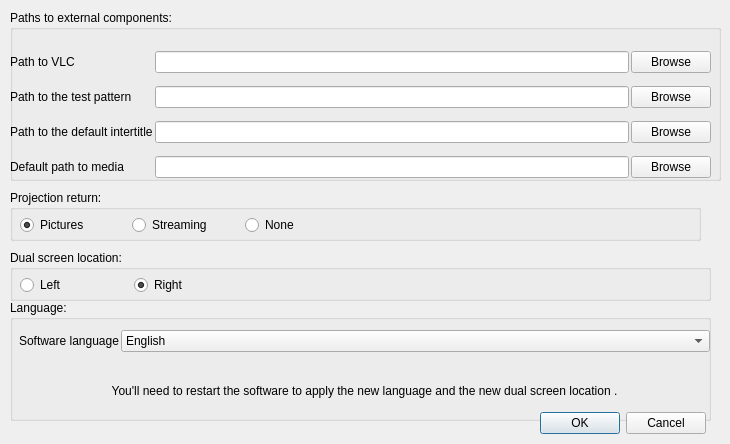
Qt form src/settingswindow.ui (cinemaouvert/OPP) before a commit.
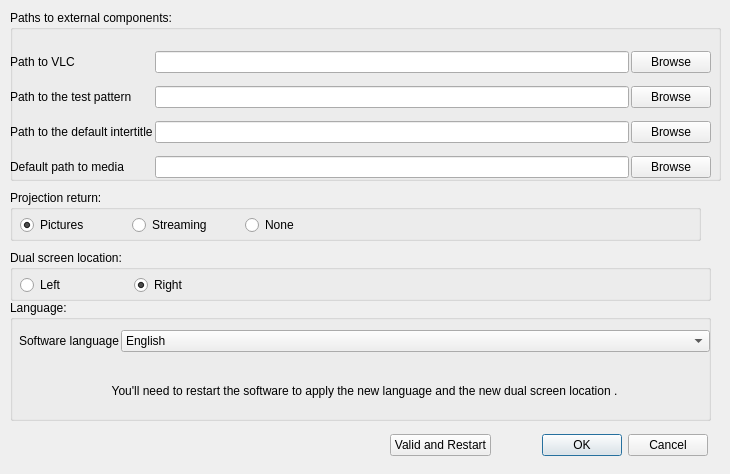
The same form after that commit. Icons and pictures are not drawn.

Commit message: Restart / correction media-id in save

The edit to the form file:
```diff
--- a/src/settingswindow.ui
+++ b/src/settingswindow.ui
@@ -7,7 +7,7 @@
     <x>0</x>
     <y>0</y>
     <width>730</width>
-    <height>444</height>
+    <height>474</height>
    </rect>
   </property>
   <property name="windowTitle">
@@ -220,19 +220,6 @@
     </layout>
    </widget>
   </widget>
-  <widget class="QDialogButtonBox" name="buttonBox">
-   <property name="geometry">
-    <rect>
-     <x>530</x>
-     <y>410</y>
-     <width>176</width>
-     <height>27</height>
-    </rect>
-   </property>
-   <property name="standardButtons">
-    <set>QDialogButtonBox::Cancel|QDialogButtonBox::Ok</set>
-   </property>
-  </widget>
   <widget class="QGroupBox" name="groupBox_3">
    <property name="geometry">
     <rect>
@@ -338,6 +325,32 @@
     </layout>
    </widget>
   </widget>
+  <widget class="QWidget" name="horizontalLayoutWidget_4">
+   <property name="geometry">
+    <rect>
+     <x>390</x>
+     <y>420</y>
+     <width>318</width>
+     <height>51</height>
+    </rect>
+   </property>
+   <layout class="QHBoxLayout" name="horizontalLayout_4">
+    <item>
+     <widget class="QPushButton" name="restart">
+      <property name="text">
+       <string>Valid and Restart</string>
+      </property>
+     </widget>
+    </item>
+    <item>
+     <widget class="QDialogButtonBox" name="buttonBox">
+      <property name="standardButtons">
+       <set>QDialogButtonBox::Cancel|QDialogButtonBox::Ok</set>
+      </property>
+     </widget>
+    </item>
+   </layout>
+  </widget>
  </widget>
  <resources>
   <include location="../images.qrc"/>
```
Left out of the diff: 3 changed lines with no effect on the pictures. The commit also changes 6 other files.
